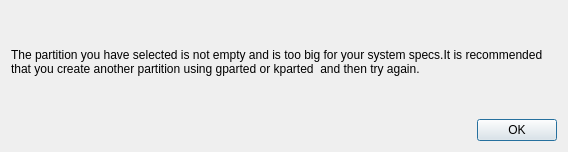
Qt form dialog.ui (Thenujan-0/system_maintenance) before a commit.
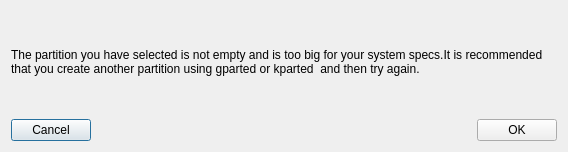
The same form after that commit.

Diff of the .ui file:
```diff
--- a/dialog.ui
+++ b/dialog.ui
@@ -28,6 +28,13 @@
      </item>
      <item>
       <layout class="QHBoxLayout" name="horizontalLayout">
+       <item>
+        <widget class="QPushButton" name="btn_cancel">
+         <property name="text">
+          <string>Cancel</string>
+         </property>
+        </widget>
+       </item>
        <item>
         <spacer name="horizontalSpacer">
          <property name="orientation">
```
